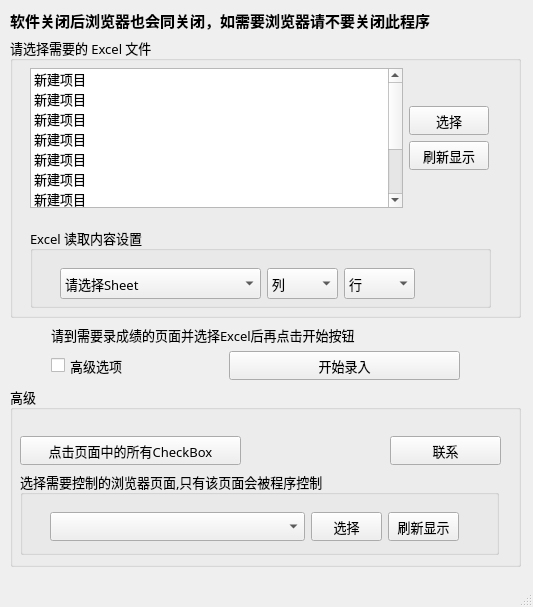
Before: the Qt Designer form zhang/ui/EntryWindow.ui in EmeryWan/GradeEntry, drawn with Qt 5.
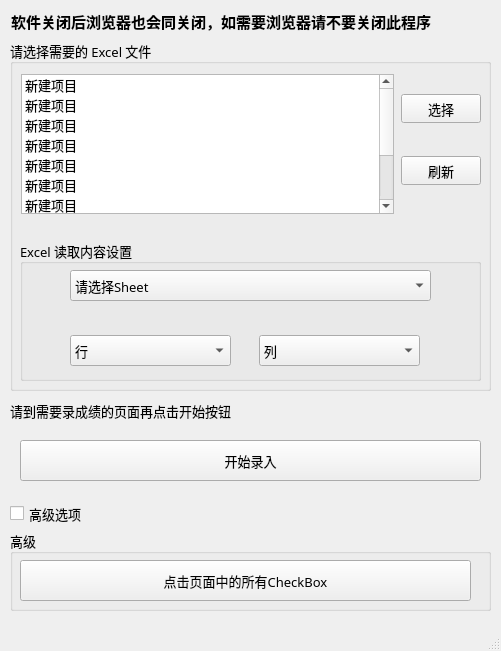
After: the same form once the commit is applied.

The edit to the form file:
```diff
--- a/zhang/ui/EntryWindow.ui
+++ b/zhang/ui/EntryWindow.ui
@@ -6,8 +6,8 @@
    <rect>
     <x>0</x>
     <y>0</y>
-    <width>533</width>
-    <height>607</height>
+    <width>501</width>
+    <height>651</height>
    </rect>
   </property>
   <property name="font">
@@ -20,55 +20,83 @@
    <string>MainWindow</string>
   </property>
   <widget class="QWidget" name="centralwidget">
-   <widget class="QWidget" name="">
+   <widget class="QGroupBox" name="groupBox_advance">
     <property name="geometry">
      <rect>
       <x>10</x>
-      <y>10</y>
-      <width>513</width>
-      <height>561</height>
+      <y>530</y>
+      <width>481</width>
+      <height>81</height>
      </rect>
     </property>
-    <layout class="QVBoxLayout" name="verticalLayout">
-     <item>
-      <widget class="QLabel" name="label_top_info">
+    <property name="mouseTracking">
+     <bool>false</bool>
+    </property>
+    <property name="title">
+     <string>高级</string>
+    </property>
+    <widget class="QPushButton" name="btn_click_checkbox">
+     <property name="geometry">
+      <rect>
+       <x>10</x>
+       <y>30</y>
+       <width>451</width>
+       <height>41</height>
+      </rect>
+     </property>
        <property name="minimumSize">
         <size>
-         <width>511</width>
-         <height>21</height>
+       <width>221</width>
+       <height>29</height>
+      </size>
+     </property>
+     <property name="text">
+      <string>点击页面中的所有CheckBox</string>
+     </property>
+    </widget>
+   </widget>
+   <widget class="QCheckBox" name="checkBox_advance">
+    <property name="geometry">
+     <rect>
+      <x>10</x>
+      <y>500</y>
+      <width>91</width>
+      <height>27</height>
+     </rect>
+    </property>
+    <property name="sizePolicy">
+     <sizepolicy hsizetype="Minimum" vsizetype="Fixed">
+      <horstretch>0</horstretch>
+      <verstretch>0</verstretch>
+     </sizepolicy>
+    </property>
+    <property name="minimumSize">
+     <size>
+      <width>91</width>
+      <height>27</height>
         </size>
        </property>
        <property name="maximumSize">
         <size>
-         <width>511</width>
-         <height>21</height>
-        </size>
-       </property>
-       <property name="font">
-        <font>
-         <pointsize>11</pointsize>
-         <weight>75</weight>
-         <bold>true</bold>
-        </font>
-       </property>
+      <width>91</width>
+      <height>27</height>
+     </size>
+    </property>
        <property name="text">
-        <string>软件关闭后浏览器也会同关闭，如需要浏览器请不要关闭此程序</string>
-       </property>
-      </widget>
-     </item>
-     <item>
+     <string>高级选项</string>
+    </property>
+    <property name="checked">
+     <bool>false</bool>
+    </property>
+   </widget>
       <widget class="QGroupBox" name="groupBox_excel_file">
-       <property name="minimumSize">
-        <size>
-         <width>511</width>
-         <height>281</height>
-        </size>
-       </property>
-       <property name="maximumSize">
-        <size>
-         <width>511</width>
-         <height>281</height>
-        </size>
+    <property name="geometry">
+     <rect>
+      <x>10</x>
+      <y>40</y>
+      <width>481</width>
+      <height>351</height>
+     </rect>
        </property>
        <property name="title">
         <string>请选择需要的 Excel 文件</string>
@@ -76,33 +104,46 @@
        <widget class="QWidget" name="gridLayoutWidget">
         <property name="geometry">
          <rect>
-          <x>20</x>
+       <x>10</x>
           <y>30</y>
-          <width>461</width>
-          <height>142</height>
+       <width>462</width>
+       <height>149</height>
          </rect>
         </property>
         <layout class="QGridLayout" name="gridLayout_2">
-         <item row="8" column="1">
-          <widget class="QPushButton" name="btn_select_excel">
-           <property name="minimumSize">
-            <size>
-             <width>80</width>
-             <height>29</height>
-            </size>
-           </property>
-           <property name="maximumSize">
+      <item row="12" column="1">
+       <spacer name="verticalSpacer_2">
+        <property name="orientation">
+         <enum>Qt::Vertical</enum>
+        </property>
+        <property name="sizeHint" stdset="0">
             <size>
-             <width>80</width>
-             <height>29</height>
-            </size>
-           </property>
-           <property name="text">
-            <string>选择</string>
-           </property>
-          </widget>
+          <width>20</width>
+          <height>28</height>
+         </size>
+        </property>
+       </spacer>
          </item>
          <item row="9" column="1">
+       <widget class="QPushButton" name="btn_select_excel">
+        <property name="minimumSize">
+         <size>
+          <width>80</width>
+          <height>29</height>
+         </size>
+        </property>
+        <property name="maximumSize">
+         <size>
+          <width>80</width>
+          <height>29</height>
+         </size>
+        </property>
+        <property name="text">
+         <string>选择</string>
+        </property>
+       </widget>
+      </item>
+      <item row="11" column="1">
           <widget class="QPushButton" name="btn_re_view_excel">
            <property name="minimumSize">
             <size>
@@ -117,11 +158,24 @@
             </size>
            </property>
            <property name="text">
-            <string>刷新显示</string>
+         <string>刷新</string>
            </property>
           </widget>
          </item>
-         <item row="7" column="0" rowspan="4">
+      <item row="8" column="1">
+       <spacer name="verticalSpacer">
+        <property name="orientation">
+         <enum>Qt::Vertical</enum>
+        </property>
+        <property name="sizeHint" stdset="0">
+         <size>
+          <width>77</width>
+          <height>18</height>
+         </size>
+        </property>
+       </spacer>
+      </item>
+      <item row="7" column="0" rowspan="7">
           <widget class="QListWidget" name="listWidget_excel_list">
            <property name="minimumSize">
             <size>
@@ -193,53 +247,54 @@
            </item>
           </widget>
          </item>
+      <item row="10" column="1">
+       <spacer name="verticalSpacer_3">
+        <property name="orientation">
+         <enum>Qt::Vertical</enum>
+        </property>
+        <property name="sizeHint" stdset="0">
+         <size>
+          <width>20</width>
+          <height>28</height>
+         </size>
+        </property>
+       </spacer>
+      </item>
         </layout>
        </widget>
        <widget class="QGroupBox" name="groupBox_excel_info">
         <property name="geometry">
          <rect>
-          <x>20</x>
-          <y>190</y>
+       <x>10</x>
+       <y>200</y>
           <width>461</width>
-          <height>81</height>
-         </rect>
-        </property>
-        <property name="minimumSize">
-         <size>
-          <width>461</width>
-          <height>81</height>
-         </size>
-        </property>
-        <property name="maximumSize">
-         <size>
-          <width>461</width>
-          <height>81</height>
-         </size>
-        </property>
+       <height>141</height>
+      </rect>
+     </property>
         <property name="title">
          <string>Excel 读取内容设置</string>
         </property>
-        <widget class="QWidget" name="horizontalLayoutWidget">
+     <widget class="QWidget" name="">
          <property name="geometry">
           <rect>
-           <x>30</x>
-           <y>40</y>
-           <width>357</width>
-           <height>33</height>
-          </rect>
-         </property>
-         <layout class="QHBoxLayout" name="horizontalLayout">
-          <item>
+        <x>50</x>
+        <y>30</y>
+        <width>363</width>
+        <height>96</height>
+       </rect>
+      </property>
+      <layout class="QGridLayout" name="gridLayout">
+       <item row="0" column="0" colspan="2">
            <widget class="QComboBox" name="comboBox_excel_sheet">
             <property name="minimumSize">
              <size>
-              <width>201</width>
+           <width>361</width>
               <height>31</height>
              </size>
             </property>
             <property name="maximumSize">
              <size>
-              <width>201</width>
+           <width>361</width>
               <height>31</height>
              </size>
             </property>
@@ -250,38 +305,30 @@
             </item>
            </widget>
           </item>
-          <item>
-           <widget class="QComboBox" name="comboBox_get_col">
-            <property name="minimumSize">
-             <size>
-              <width>71</width>
-              <height>31</height>
-             </size>
-            </property>
-            <property name="maximumSize">
+       <item row="1" column="0" colspan="2">
+        <spacer name="verticalSpacer_4">
+         <property name="orientation">
+          <enum>Qt::Vertical</enum>
+         </property>
+         <property name="sizeHint" stdset="0">
              <size>
-              <width>71</width>
-              <height>31</height>
-             </size>
-            </property>
-            <item>
-             <property name="text">
-              <string>列</string>
-             </property>
-            </item>
-           </widget>
-          </item>
-          <item>
+           <width>358</width>
+           <height>18</height>
+          </size>
+         </property>
+        </spacer>
+       </item>
+       <item row="2" column="0">
            <widget class="QComboBox" name="comboBox_get_row">
             <property name="minimumSize">
              <size>
-              <width>71</width>
+           <width>161</width>
               <height>31</height>
              </size>
             </property>
             <property name="maximumSize">
              <size>
-              <width>71</width>
+           <width>161</width>
               <height>31</height>
              </size>
             </property>
@@ -292,43 +339,91 @@
             </item>
            </widget>
           </item>
-         </layout>
-        </widget>
-       </widget>
-      </widget>
-     </item>
+       <item row="2" column="1">
+        <widget class="QComboBox" name="comboBox_get_col">
+         <property name="minimumSize">
+          <size>
+           <width>161</width>
+           <height>31</height>
+          </size>
+         </property>
+         <property name="maximumSize">
+          <size>
+           <width>161</width>
+           <height>31</height>
+          </size>
+         </property>
      <item>
-      <layout class="QGridLayout" name="gridLayout_4">
-       <item row="1" column="0">
-        <widget class="QCheckBox" name="checkBox_advance">
-         <property name="sizePolicy">
-          <sizepolicy hsizetype="Minimum" vsizetype="Fixed">
-           <horstretch>0</horstretch>
-           <verstretch>0</verstretch>
-          </sizepolicy>
+          <property name="text">
+           <string>列</string>
+          </property>
+         </item>
+        </widget>
+       </item>
+      </layout>
+     </widget>
+    </widget>
+   </widget>
+   <widget class="QLabel" name="label_top_info">
+    <property name="geometry">
+     <rect>
+      <x>11</x>
+      <y>11</y>
+      <width>511</width>
+      <height>21</height>
+     </rect>
          </property>
          <property name="minimumSize">
           <size>
-           <width>91</width>
-           <height>27</height>
+      <width>511</width>
+      <height>21</height>
           </size>
          </property>
          <property name="maximumSize">
           <size>
-           <width>91</width>
-           <height>27</height>
-          </size>
-         </property>
+      <width>511</width>
+      <height>21</height>
+     </size>
+    </property>
+    <property name="font">
+     <font>
+      <pointsize>11</pointsize>
+      <weight>75</weight>
+      <bold>true</bold>
+     </font>
+    </property>
          <property name="text">
-          <string>高级选项</string>
-         </property>
-         <property name="checked">
-          <bool>false</bool>
-         </property>
-        </widget>
-       </item>
-       <item row="0" column="0" colspan="2">
+     <string>软件关闭后浏览器也会同关闭，如需要浏览器请不要关闭此程序</string>
+    </property>
+   </widget>
+   <widget class="QPushButton" name="btn_start">
+    <property name="geometry">
+     <rect>
+      <x>20</x>
+      <y>440</y>
+      <width>461</width>
+      <height>41</height>
+     </rect>
+    </property>
+    <property name="minimumSize">
+     <size>
+      <width>231</width>
+      <height>29</height>
+     </size>
+    </property>
+    <property name="text">
+     <string>开始录入</string>
+    </property>
+   </widget>
         <widget class="QLabel" name="label_2">
+    <property name="geometry">
+     <rect>
+      <x>10</x>
+      <y>400</y>
+      <width>399</width>
+      <height>21</height>
+     </rect>
+    </property>
          <property name="minimumSize">
           <size>
            <width>388</width>
@@ -342,202 +437,8 @@
           </size>
          </property>
          <property name="text">
-          <string>请到需要录成绩的页面并选择Excel后再点击开始按钮</string>
-         </property>
-        </widget>
-       </item>
-       <item row="1" column="1">
-        <widget class="QPushButton" name="btn_start">
-         <property name="minimumSize">
-          <size>
-           <width>231</width>
-           <height>29</height>
-          </size>
-         </property>
-         <property name="maximumSize">
-          <size>
-           <width>231</width>
-           <height>29</height>
-          </size>
-         </property>
-         <property name="text">
-          <string>开始录入</string>
-         </property>
-        </widget>
-       </item>
-      </layout>
-     </item>
-     <item>
-      <widget class="QGroupBox" name="groupBox_advance">
-       <property name="minimumSize">
-        <size>
-         <width>511</width>
-         <height>181</height>
-        </size>
-       </property>
-       <property name="maximumSize">
-        <size>
-         <width>511</width>
-         <height>181</height>
-        </size>
-       </property>
-       <property name="mouseTracking">
-        <bool>false</bool>
-       </property>
-       <property name="title">
-        <string>高级</string>
-       </property>
-       <widget class="QWidget" name="gridLayoutWidget_2">
-        <property name="geometry">
-         <rect>
-          <x>10</x>
-          <y>50</y>
-          <width>481</width>
-          <height>121</height>
-         </rect>
-        </property>
-        <layout class="QGridLayout" name="gridLayout_3">
-         <item row="4" column="0" colspan="3">
-          <widget class="QGroupBox" name="groupBox_page_control">
-           <property name="minimumSize">
-            <size>
-             <width>479</width>
-             <height>84</height>
-            </size>
-           </property>
-           <property name="maximumSize">
-            <size>
-             <width>479</width>
-             <height>84</height>
-            </size>
-           </property>
-           <property name="title">
-            <string>选择需要控制的浏览器页面,只有该页面会被程序控制</string>
-           </property>
-           <widget class="QWidget" name="layoutWidget">
-            <property name="geometry">
-             <rect>
-              <x>30</x>
-              <y>40</y>
-              <width>411</width>
-              <height>31</height>
-             </rect>
-            </property>
-            <layout class="QHBoxLayout" name="horizontalLayout_2">
-             <item>
-              <widget class="QComboBox" name="comboBox_get_page">
-               <property name="minimumSize">
-                <size>
-                 <width>255</width>
-                 <height>29</height>
-                </size>
-               </property>
-               <property name="maximumSize">
-                <size>
-                 <width>255</width>
-                 <height>29</height>
-                </size>
-               </property>
-              </widget>
-             </item>
-             <item>
-              <widget class="QPushButton" name="btn_page_control">
-               <property name="minimumSize">
-                <size>
-                 <width>71</width>
-                 <height>29</height>
-                </size>
-               </property>
-               <property name="maximumSize">
-                <size>
-                 <width>71</width>
-                 <height>29</height>
-                </size>
-               </property>
-               <property name="text">
-                <string>选择</string>
-               </property>
-              </widget>
-             </item>
-             <item>
-              <widget class="QPushButton" name="btn_re_page_view">
-               <property name="minimumSize">
-                <size>
-                 <width>71</width>
-                 <height>29</height>
-                </size>
-               </property>
-               <property name="maximumSize">
-                <size>
-                 <width>71</width>
-                 <height>29</height>
-                </size>
-               </property>
-               <property name="text">
-                <string>刷新显示</string>
-               </property>
-              </widget>
-             </item>
-            </layout>
-           </widget>
-          </widget>
-         </item>
-         <item row="0" column="1">
-          <spacer name="horizontalSpacer">
-           <property name="orientation">
-            <enum>Qt::Horizontal</enum>
-           </property>
-           <property name="sizeHint" stdset="0">
-            <size>
-             <width>88</width>
-             <height>26</height>
-            </size>
-           </property>
-          </spacer>
-         </item>
-         <item row="0" column="0">
-          <widget class="QPushButton" name="btn_click_checkbox">
-           <property name="minimumSize">
-            <size>
-             <width>221</width>
-             <height>29</height>
-            </size>
-           </property>
-           <property name="maximumSize">
-            <size>
-             <width>221</width>
-             <height>29</height>
-            </size>
-           </property>
-           <property name="text">
-            <string>点击页面中的所有CheckBox</string>
-           </property>
-          </widget>
-         </item>
-         <item row="0" column="2">
-          <widget class="QPushButton" name="btn_about">
-           <property name="minimumSize">
-            <size>
-             <width>111</width>
-             <height>29</height>
-            </size>
-           </property>
-           <property name="maximumSize">
-            <size>
-             <width>111</width>
-             <height>29</height>
-            </size>
-           </property>
-           <property name="text">
-            <string>联系</string>
-           </property>
-          </widget>
-         </item>
-        </layout>
-       </widget>
-      </widget>
-     </item>
-    </layout>
+     <string>请到需要录成绩的页面再点击开始按钮</string>
+    </property>
    </widget>
   </widget>
   <widget class="QStatusBar" name="statusbar"/>
```
Lines whose indentation alone changed are shown as unchanged.
